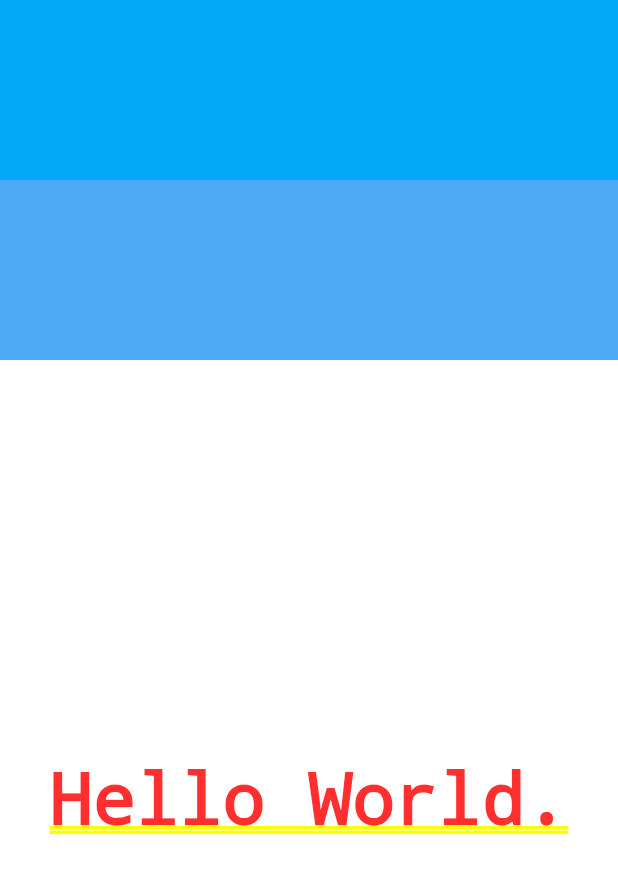
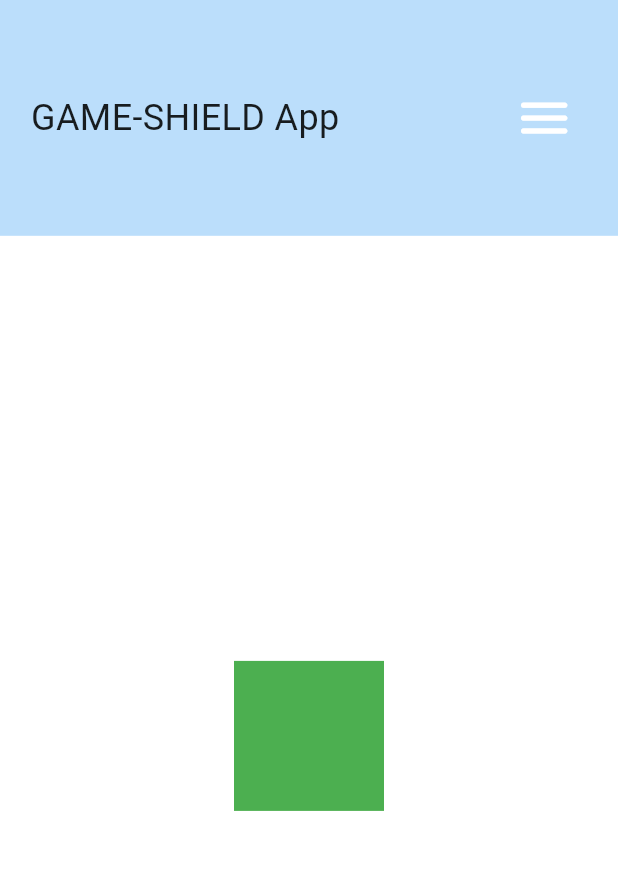
Before and after one commit to ineedferrets/flutter_app_repo, a Flutter app: the screen it shows after launch, on a phone screen of 412 x 824 dp. Shown: the top 874 px of the screen. Run offline on Flutter 3.47's test engine with Material 3 defaults, Android fonts, the phone set to English and light mode, and no system bars; Roboto replaces fonts that are missing (Gothic A1).

Commit message:
Added responsive header.

```diff
--- a/lib/layout.dart
+++ /dev/null
@@ -1,44 +0,0 @@
-import 'dart:ui';
-import 'package:flutter/material.dart';
-
-class HomePageLayout extends StatefulWidget {
-  const HomePageLayout({super.key});
-
-  @override
-  State createState() {
-    return _HomePageLayoutState();
-  }
-}
-
-class _HomePageLayoutState extends State {
-
-  @override
-  Widget build(BuildContext context) {
-    return Row(
-      mainAxisAlignment: MainAxisAlignment.center,
-      children: [
-        Expanded(
-          child: Column(
-            children: [
-              Container(
-                height: 120,
-                color: Colors.lightBlue,
-                child: Row(), // This will contain the search bar
-              ),
-              Container(
-                height: 120,
-                color: Colors.blue.withOpacity(0.8),
-                child: Row(), // This will be the filter section
-              ),
-              const Expanded(
-                child: Center(
-                  child: Text("Hello World."), // This will be where the content goes
-                )
-              )
-            ]
-          )
-        )
-      ]
-    );
-  }
-}
--- a/lib/main.dart
+++ b/lib/main.dart
@@ -1,5 +1,5 @@
 import 'package:flutter/material.dart';
-import 'package:test_application/layout.dart';
+import 'package:test_application/views/home_view.dart';
 
 void main() {
   runApp(const MyApp());
@@ -16,20 +16,9 @@ class MyApp extends StatelessWidget {
       theme: ThemeData(
         // This is the theme of the application.
         colorScheme: ColorScheme.fromSeed(seedColor: Colors.blueGrey),
-        useMaterial3: true,
+        fontFamily: 'Gothic A1',
       ),
-      routes: {
-        '/': (context) => const HomeSearchPage(),
-      },
+      home: HomeView(),
     );
   }
 }
-
-class HomeSearchPage extends StatelessWidget {
-  const HomeSearchPage({super.key});
-
-  @override
-  Widget build(BuildContext context){
-    return HomePageLayout();
-  }
-}
--- /dev/null
+++ b/lib/views/content_view.dart
@@ -0,0 +1,10 @@
+import 'package:flutter/material.dart';
+import 'package:test_application/widgets/mainheader/nav_bar.dart';
+
+class ContentView {
+
+  ContentView({required this.tab, required this.content});
+
+  final NavBarItem tab;
+  final Widget content;
+}
--- /dev/null
+++ b/lib/views/home_view.dart
@@ -0,0 +1,118 @@
+import 'package:flutter/material.dart';
+import 'package:test_application/widgets/mainheader/desktop_header.dart';
+import 'package:test_application/widgets/mainheader/mobile_header.dart';
+import 'package:test_application/widgets/mainheader/nav_bar.dart';
+import 'package:test_application/views/content_view.dart';
+
+class HomeView extends StatefulWidget {
+  @override
+  _HomeViewState createState() => _HomeViewState();
+}
+
+class _HomeViewState extends State<HomeView> with SingleTickerProviderStateMixin {
+  var scaffoldKey = GlobalKey<ScaffoldState>();
+
+  late TabController tabController;
+  late double headerHeight;
+
+  List<ContentView> contentViews = [
+    ContentView(
+      tab: const NavBarItem(title: 'Home'),
+      content: Center(child: Container(color: Colors.green, width: 100, height: 100))
+    ),
+    ContentView(
+      tab: const NavBarItem(title: 'About'),
+      content: Center(child: Container(color: Colors.blue, width: 100, height: 100))
+    ),
+    ContentView(
+      tab: const NavBarItem(title: 'Contact'),
+      content: Center(child: Container(color: Colors.red, width: 100, height: 100))
+    ),
+  ];
+
+  @override
+  void initState() {
+    super.initState();
+    tabController = TabController(length: contentViews.length, vsync: this);
+  }
+
+  @override
+  Widget build(BuildContext context) {
+    headerHeight = 50;
+
+    return Scaffold(
+      backgroundColor: Colors.white,
+      endDrawer: drawer(),
+      key: scaffoldKey,
+      body: LayoutBuilder(
+        builder: (context, constraints) {
+          if (constraints.maxWidth > 715) {
+            return desktopView();
+          } else {
+            return mobileView();
+          }
+        }
+      )
+    );
+  }
+
+  Widget desktopView() {
+    return Column(
+      mainAxisAlignment: MainAxisAlignment.start,
+      crossAxisAlignment: CrossAxisAlignment.end,
+      children: [
+        DesktopHeader(
+          title: 'GAME-SHIELD App',
+          controller: tabController,
+          navItems: contentViews.map((e) => e.tab).toList(),
+          height: headerHeight,
+        ),
+        Flexible(
+          child: TabBarView(
+            controller: tabController,
+            children: contentViews.map((e) => e.content).toList(),
+          )
+        )
+      ]
+    );
+  }
+
+  Widget mobileView() {
+    return Container(
+      width: MediaQuery.of(context).size.width,
+      child: Column(
+        mainAxisAlignment: MainAxisAlignment.start,
+        crossAxisAlignment: CrossAxisAlignment.end,
+        children: [
+          MobileHeader(
+            title: 'GAME-SHIELD App',
+            height: headerHeight,
+            scaffoldState: scaffoldKey
+          ),
+          Flexible(
+            child: TabBarView(
+              controller: tabController,
+              children: contentViews.map((e) => e.content).toList(),
+            )
+          )
+        ]
+      )
+    );
+  }
+
+  Widget drawer() {
+    return Drawer(
+      child: ListView(
+        children: contentViews.map((e) =>
+        Container(
+          child: ListTile(
+            title: Text(e.tab.title),
+            onTap: () {
+              tabController.index = contentViews.indexOf(e);
+              scaffoldKey.currentState?.closeEndDrawer();
+            }),
+        )).toList(),
+      )
+    );
+  }
+}
--- /dev/null
+++ b/lib/widgets/centered_view.dart
@@ -0,0 +1,26 @@
+import 'package:flutter/material.dart';
+
+class CenteredView extends StatelessWidget {
+  CenteredView({
+    super.key,
+    required this.child,
+    this.horizontalPadding = 70.0,
+    this.verticalPadding = 60.0
+    });
+
+  final Widget child;
+  final double horizontalPadding;
+  final double verticalPadding;
+
+  @override
+  Widget build(BuildContext context) {
+    return Container(
+      padding: EdgeInsets.symmetric(horizontal: horizontalPadding, vertical: verticalPadding),
+      alignment: Alignment.topCenter,
+      child: ConstrainedBox(
+        constraints: const BoxConstraints(maxWidth: 1200),
+        child: child,
+      )
+    );
+  }
+}
--- /dev/null
+++ b/lib/widgets/mainheader/mobile_header.dart
@@ -0,0 +1,42 @@
+import 'package:flutter/material.dart';
+import 'package:test_application/widgets/centered_view.dart';
+
+class MobileHeader extends StatelessWidget {
+
+  const MobileHeader({
+    super.key,
+    required this.title,
+    required this.height,
+    required this.scaffoldState
+  });
+
+  final String title;
+  final double height;
+  final GlobalKey<ScaffoldState> scaffoldState;
+
+  @override
+  Widget build(BuildContext context) {
+    double screenWidth = MediaQuery.of(context).size.width;
+    return Container(
+      color: Theme.of(context).primaryColorLight,
+      child: CenteredView(
+        verticalPadding: height,
+        horizontalPadding: screenWidth * 0.05,
+        child: Row(
+          mainAxisAlignment: MainAxisAlignment.spaceBetween,
+          children: [
+              Text(
+                title,
+                style: const TextStyle(fontSize: 24)
+              ),
+              IconButton(
+                onPressed: scaffoldState.currentState?.openEndDrawer,
+                iconSize: MediaQuery.of(context).size.width * 0.1,
+                icon: Icon(Icons.menu_rounded),
+                color: Colors.white)
+          ],
+        ),
+      ),
+    );
+  }
+}
```
Also changed, not shown: lib/widgets/mainheader/desktop_header.dart (added, +42 -0 lines), lib/widgets/mainheader/nav_bar.dart (added, +52 -0 lines), lib/widgets/mainheader/search_bar.dart (added, +21 -0 lines), pubspec.yaml (+12 -0 lines), assets/img/bg.jpg (added), assets/img/logo.png (added), assets/img/profile.thumbnail.jpeg (added), 4 other files.
